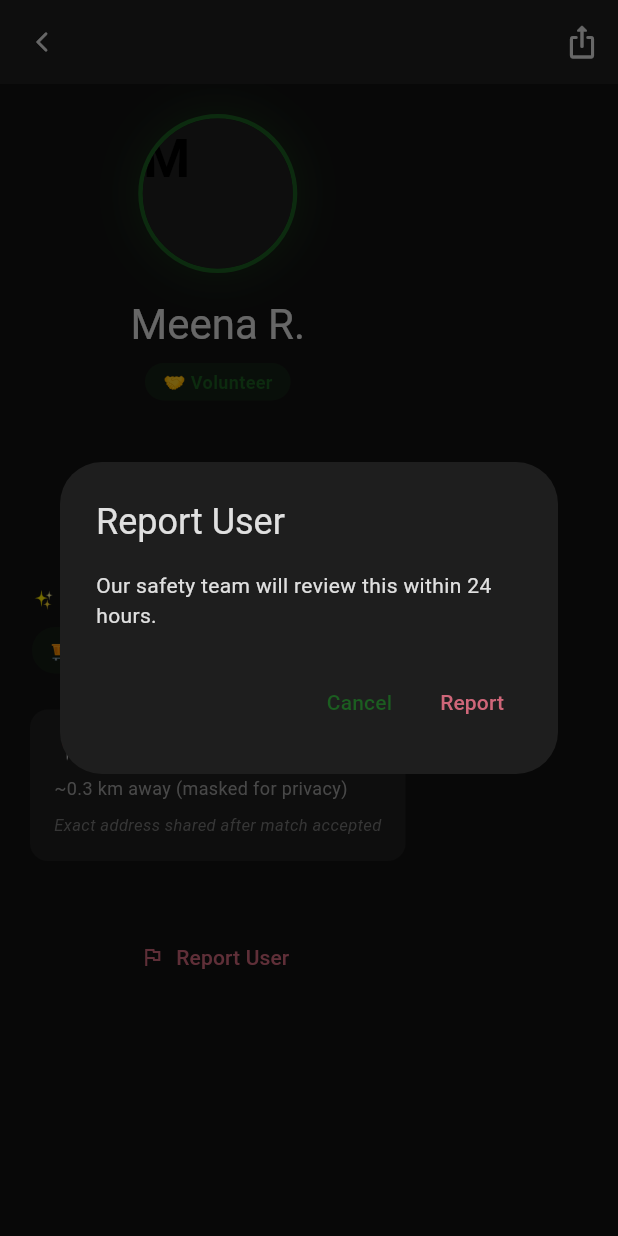
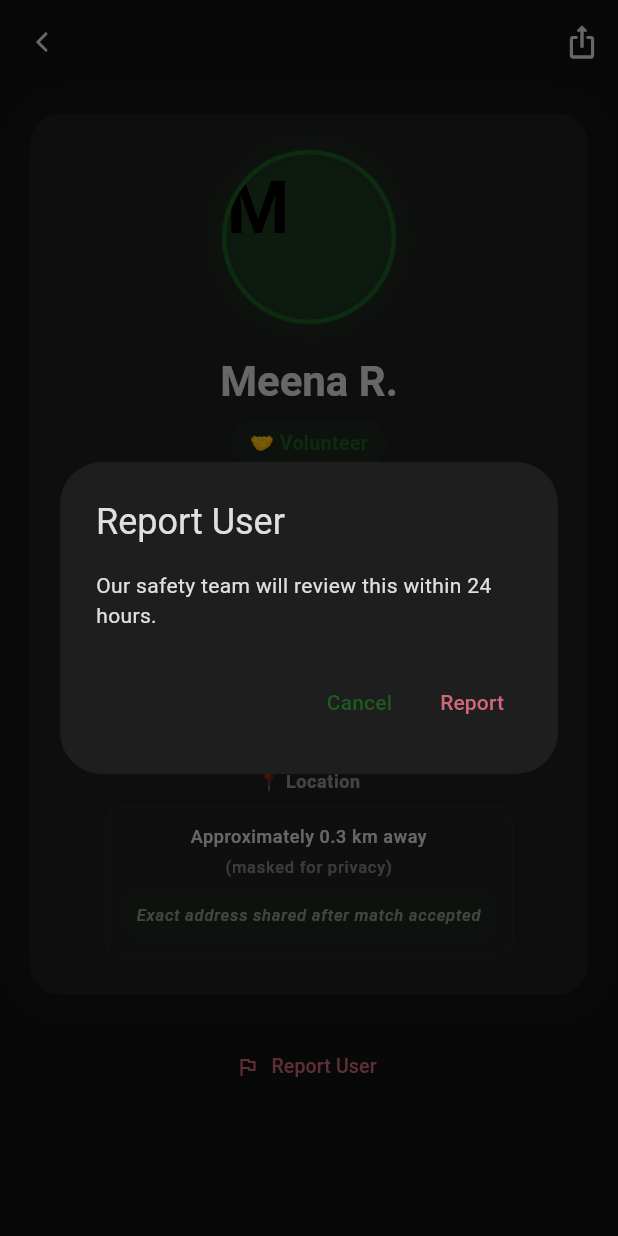
Before and after one commit to aerobu/village, a Flutter app: the ProfileScreen screen opened by its route, after a tap on "Report User", on a phone screen of 412 x 824 dp. Run offline on Flutter 3.47's test engine with Material 3 defaults, Android fonts, the phone set to English and light mode, and no system bars; drawn by our look-alikes of cached_network_image; our stand-ins replace cloud_firestore, firebase_auth, firebase_core, flutter_animate, flutter_map, geolocator and 2 more; accounts and stored records are empty; network calls fail; statements that could not run were skipped.

Commit message:
refactor: redesign profile screen with centered card layout
- Replace linear layout with centered card-based design
- Wrap all content in a card container with max-width for responsive design
- Center all content horizontally with proper spacing
- Create dedicated helper methods: _buildInfoSection, _buildSkillsSection, _buildLocationSection
- Improve visual hierarchy with dividers and better spacing
- Use consistent styling for all information sections
- Remove old _buildSection method (replaced with better alternatives)
- Make transparent AppBar for cleaner appearance
- Add max-width constraint for better UX on large screens

Layout improvements:
- Avatar centered and larger (110x110)
- All text centered
- Sections organized in card with clear visual separation
- Skills displayed as centered tags
- Location and other info in contained boxes
- Report button positioned cleanly at bottom

```diff
--- a/frontend/lib/screens/profile_screen.dart
+++ b/frontend/lib/screens/profile_screen.dart
@@ -42,17 +42,44 @@ class ProfileScreen extends StatelessWidget {
             onPressed: () => ShareService.shareProfile(user),
           ),
         ],
+        elevation: 0,
+        backgroundColor: Colors.transparent,
       ),
       body: SingleChildScrollView(
+        child: Padding(
+          padding: const EdgeInsets.symmetric(horizontal: 20),
+          child: Center(
             child: Column(
-          crossAxisAlignment: CrossAxisAlignment.center,
+              mainAxisAlignment: MainAxisAlignment.start,
               children: [
                 const SizedBox(height: 20),
+
+                // Main Profile Card
+                Container(
+                  width: double.infinity,
+                  constraints: const BoxConstraints(maxWidth: 500),
+                  padding: const EdgeInsets.all(24),
+                  decoration: BoxDecoration(
+                    color: Theme.of(context).colorScheme.surface,
+                    borderRadius: BorderRadius.circular(20),
+                    boxShadow: [
+                      BoxShadow(
+                        color: Theme.of(context).colorScheme.primary.withOpacity(0.1),
+                        blurRadius: 20,
+                        spreadRadius: 2,
+                      )
+                    ],
+                  ),
+                  child: Column(
+                    children: [
                       // Avatar
                       Container(
                         decoration: BoxDecoration(
                           shape: BoxShape.circle,
-                border: Border.all(color: Theme.of(context).colorScheme.primary, width: 3),
+                          border: Border.all(
+                            color: Theme.of(context).colorScheme.primary,
+                            width: 3,
+                          ),
                           boxShadow: [
                             BoxShadow(
                               color: Theme.of(context).colorScheme.primary.withOpacity(0.3),
@@ -62,146 +89,246 @@ class ProfileScreen extends StatelessWidget {
                           ],
                         ),
                         child: CircleAvatar(
-                radius: 50,
-                backgroundColor: Theme.of(context).colorScheme.surface,
+                          radius: 55,
+                          backgroundColor: Theme.of(context).colorScheme.primary.withOpacity(0.2),
                           child: ClipOval(
                             child: CachedNetworkImage(
                               imageUrl: user.photoUrl,
-                    width: 100,
-                    height: 100,
+                              width: 110,
+                              height: 110,
                               fit: BoxFit.cover,
                               placeholder: (_, __) => Text(
                                 user.name.isNotEmpty ? user.name[0].toUpperCase() : '?',
-                      style: const TextStyle(fontSize: 36, fontWeight: FontWeight.bold),
+                                style: const TextStyle(fontSize: 48, fontWeight: FontWeight.bold),
                               ),
                               errorWidget: (_, __, ___) => Text(
                                 user.name.isNotEmpty ? user.name[0].toUpperCase() : '?',
-                      style: const TextStyle(fontSize: 36, fontWeight: FontWeight.bold),
+                                style: const TextStyle(fontSize: 48, fontWeight: FontWeight.bold),
                               ),
                             ),
                           ),
                         ),
                       ),
-            const SizedBox(height: 16),
-            Text(user.name, style: Theme.of(context).textTheme.headlineMedium),
+                      const SizedBox(height: 20),
+
+                      // Name
+                      Text(
+                        user.name,
+                        textAlign: TextAlign.center,
+                        style: Theme.of(context).textTheme.headlineMedium?.copyWith(
+                          fontWeight: FontWeight.bold,
+                        ),
+                      ),
                       const SizedBox(height: 8),
+
                       // Role chip
                       Container(
-              padding: const EdgeInsets.symmetric(horizontal: 12, vertical: 4),
+                        padding: const EdgeInsets.symmetric(horizontal: 12, vertical: 6),
                         decoration: BoxDecoration(
-                color: Theme.of(context).colorScheme.primary.withOpacity(0.2),
-                borderRadius: BorderRadius.circular(16),
+                          color: Theme.of(context).colorScheme.primary.withOpacity(0.15),
+                          borderRadius: BorderRadius.circular(20),
                         ),
                         child: Text(
                           '🤝 Volunteer',
+                          textAlign: TextAlign.center,
                           style: TextStyle(
-                  fontSize: 12,
+                            fontSize: 13,
                             fontWeight: FontWeight.w600,
                             color: Theme.of(context).colorScheme.primary,
                           ),
                         ),
                       ),
-            const SizedBox(height: 24),
-            // Background check badge (Person C owns this)
-            if (user.backgroundCheckVerified)
-              Padding(
-                padding: const EdgeInsets.symmetric(horizontal: 20),
-                child: const BackgroundCheckBadge(),
+                      const SizedBox(height: 20),
+
+                      // Background check badge
+                      if (user.backgroundCheckVerified) ...[
+                        const BackgroundCheckBadge(),
+                        const SizedBox(height: 20),
+                      ],
+
+                      // Divider
+                      Divider(
+                        color: Theme.of(context).colorScheme.outlineVariant,
+                        thickness: 1,
                       ),
-            const SizedBox(height: 24),
-            // Language
-            _buildSection(
+                      const SizedBox(height: 20),
+
+                      // Language Section
+                      _buildInfoSection(
                         context,
                         '🌐 Language',
-              [_langLabels[user.language] ?? user.language],
+                        _langLabels[user.language] ?? user.language,
                       ),
-            const SizedBox(height: 20),
-            // Skills
+                      const SizedBox(height: 16),
+
+                      // Skills Section
                       if (user.skills.isNotEmpty)
-              _buildSection(
-                context,
-                '✨ Skills',
-                user.skills
-                    .split(',')
-                    .map((s) => s.trim())
-                    .map((s) => _skillLabels[s] ?? s)
-                    .toList(),
-              ),
-            const SizedBox(height: 24),
-            // Location (masked)
-            Padding(
-              padding: const EdgeInsets.symmetric(horizontal: 20),
-              child: Container(
-                padding: const EdgeInsets.all(16),
-                decoration: BoxDecoration(
-                  color: Theme.of(context).colorScheme.surface,
-                  borderRadius: BorderRadius.circular(12),
-                ),
-                child: Column(
-                  crossAxisAlignment: CrossAxisAlignment.start,
-                  children: [
-                    const Text('📍 Approximate Location'),
-                    const SizedBox(height: 8),
-                    const Text(
-                      '~0.3 km away (masked for privacy)',
-                      style: TextStyle(fontSize: 12, color: Colors.grey),
-                    ),
-                    const SizedBox(height: 8),
-                    Text(
-                      'Exact address shared after match accepted',
-                      style: TextStyle(
-                        fontSize: 11,
-                        color: Colors.grey.shade600,
-                        fontStyle: FontStyle.italic,
-                      ),
-                    ),
+                        _buildSkillsSection(context),
+
+                      if (user.skills.isNotEmpty)
+                        const SizedBox(height: 16),
+
+                      // Location Section
+                      _buildLocationSection(context),
                     ],
                   ),
                 ),
-            ),
-            const SizedBox(height: 40),
+
+                const SizedBox(height: 24),
+
                 // Report button
                 TextButton.icon(
                   onPressed: () => _showReportDialog(context),
                   icon: const Icon(Icons.flag_outlined, size: 16, color: Color(0xFFCF6679)),
                   label: const Text(
                     'Report User',
-                style: TextStyle(color: Color(0xFFCF6679)),
+                    style: TextStyle(color: Color(0xFFCF6679), fontSize: 13),
                   ),
                 ),
+
                 const SizedBox(height: 40),
               ],
+            ),
+          ),
         ),
       ),
     );
   }
 
-  Widget _buildSection(BuildContext context, String title, List<String> items) {
-    return Padding(
-      padding: const EdgeInsets.symmetric(horizontal: 20),
-      child: Column(
-        crossAxisAlignment: CrossAxisAlignment.start,
+  Widget _buildInfoSection(BuildContext context, String title, String value) {
+    return Column(
       children: [
-          Text(title, style: Theme.of(context).textTheme.bodySmall),
-          const SizedBox(height: 10),
+        Text(
+          title,
+          style: Theme.of(context).textTheme.bodySmall?.copyWith(
+            fontWeight: FontWeight.w600,
+            color: Theme.of(context).colorScheme.onSurface.withOpacity(0.6),
+          ),
+        ),
+        const SizedBox(height: 8),
+        Container(
+          padding: const EdgeInsets.symmetric(horizontal: 12, vertical: 8),
+          decoration: BoxDecoration(
+            color: Theme.of(context).colorScheme.primary.withOpacity(0.1),
+            borderRadius: BorderRadius.circular(12),
+          ),
+          child: Text(
+            value,
+            textAlign: TextAlign.center,
+            style: Theme.of(context).textTheme.bodyMedium?.copyWith(
+              fontWeight: FontWeight.w500,
+            ),
+          ),
+        ),
+      ],
+    );
+  }
+
+  Widget _buildSkillsSection(BuildContext context) {
+    final skills = user.skills
+        .split(',')
+        .map((s) => s.trim())
+        .map((s) => _skillLabels[s] ?? s)
+        .toList();
+
+    return Column(
+      children: [
+        Text(
+          '✨ Skills',
+          style: Theme.of(context).textTheme.bodySmall?.copyWith(
+            fontWeight: FontWeight.w600,
+            color: Theme.of(context).colorScheme.onSurface.withOpacity(0.6),
+          ),
+        ),
+        const SizedBox(height: 8),
         Wrap(
+          alignment: WrapAlignment.center,
           spacing: 8,
           runSpacing: 8,
-            children: items
+          children: skills
               .map(
-                  (item) => Container(
+                (skill) => Container(
                   padding: const EdgeInsets.symmetric(horizontal: 12, vertical: 6),
                   decoration: BoxDecoration(
-                      color: Theme.of(context).colorScheme.primary.withOpacity(0.15),
-                      borderRadius: BorderRadius.circular(16),
+                    color: Theme.of(context).colorScheme.primary.withOpacity(0.1),
+                    borderRadius: BorderRadius.circular(12),
+                    border: Border.all(
+                      color: Theme.of(context).colorScheme.primary.withOpacity(0.3),
+                      width: 1,
                     ),
-                    child: Text(item, style: const TextStyle(fontSize: 13)),
+                  ),
+                  child: Text(
+                    skill,
+                    style: Theme.of(context).textTheme.bodySmall?.copyWith(
+                      fontWeight: FontWeight.w500,
+                    ),
+                  ),
                 ),
               )
               .toList(),
         ),
       ],
+    );
+  }
+
+  Widget _buildLocationSection(BuildContext context) {
+    return Column(
+      children: [
+        Text(
+          '📍 Location',
+          style: Theme.of(context).textTheme.bodySmall?.copyWith(
+            fontWeight: FontWeight.w600,
+            color: Theme.of(context).colorScheme.onSurface.withOpacity(0.6),
           ),
+        ),
+        const SizedBox(height: 8),
+        Container(
+          padding: const EdgeInsets.all(12),
+          decoration: BoxDecoration(
+            color: Theme.of(context).colorScheme.primary.withOpacity(0.05),
+            borderRadius: BorderRadius.circular(12),
+            border: Border.all(
+              color: Theme.of(context).colorScheme.primary.withOpacity(0.2),
+              width: 1,
+            ),
+          ),
+          child: Column(
+            children: [
+              Text(
+                'Approximately 0.3 km away',
+                textAlign: TextAlign.center,
+                style: Theme.of(context).textTheme.bodySmall?.copyWith(
+                  fontWeight: FontWeight.w500,
+                ),
+              ),
+              const SizedBox(height: 4),
+              Text(
+                '(masked for privacy)',
+                textAlign: TextAlign.center,
+                style: Theme.of(context).textTheme.labelSmall?.copyWith(
+                  color: Theme.of(context).colorScheme.onSurface.withOpacity(0.5),
+                ),
+              ),
+              const SizedBox(height: 8),
+              Container(
+                padding: const EdgeInsets.all(8),
+                decoration: BoxDecoration(
+                  color: Theme.of(context).colorScheme.primary.withOpacity(0.1),
+                  borderRadius: BorderRadius.circular(8),
+                ),
+                child: Text(
+                  'Exact address shared after match accepted',
+                  textAlign: TextAlign.center,
+                  style: Theme.of(context).textTheme.labelSmall?.copyWith(
+                    fontStyle: FontStyle.italic,
+                    color: Theme.of(context).colorScheme.onSurface.withOpacity(0.6),
+                  ),
+                ),
+              ),
+            ],
+          ),
+        ),
+      ],
     );
   }
 
```
Lines whose indentation alone changed are shown as unchanged.
